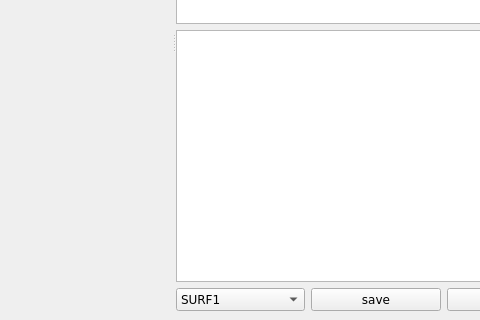
bastianbeischer/analysis, file tools/postAnalysis/postAnalysis/PostAnalysisWindow.ui: the form before one commit; both pictures show x 485 to 965 and y 237 to 557 of the 1070 by 557 pixel window.
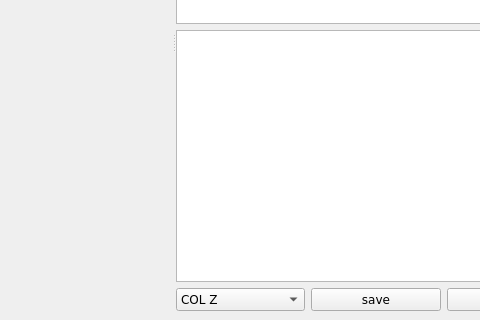
The form after the commit. Custom widgets are drawn as their Qt base class.

The edit to the form file:
```diff
--- a/tools/postAnalysis/postAnalysis/PostAnalysisWindow.ui
+++ b/tools/postAnalysis/postAnalysis/PostAnalysisWindow.ui
@@ -118,6 +118,11 @@
             <property name="currentIndex">
              <number>0</number>
             </property>
+            <item>
+             <property name="text">
+              <string>COL Z</string>
+             </property>
+            </item>
             <item>
              <property name="text">
               <string>SURF1</string>
```
Left out of the diff: 5 changed lines with no effect on the pictures.
